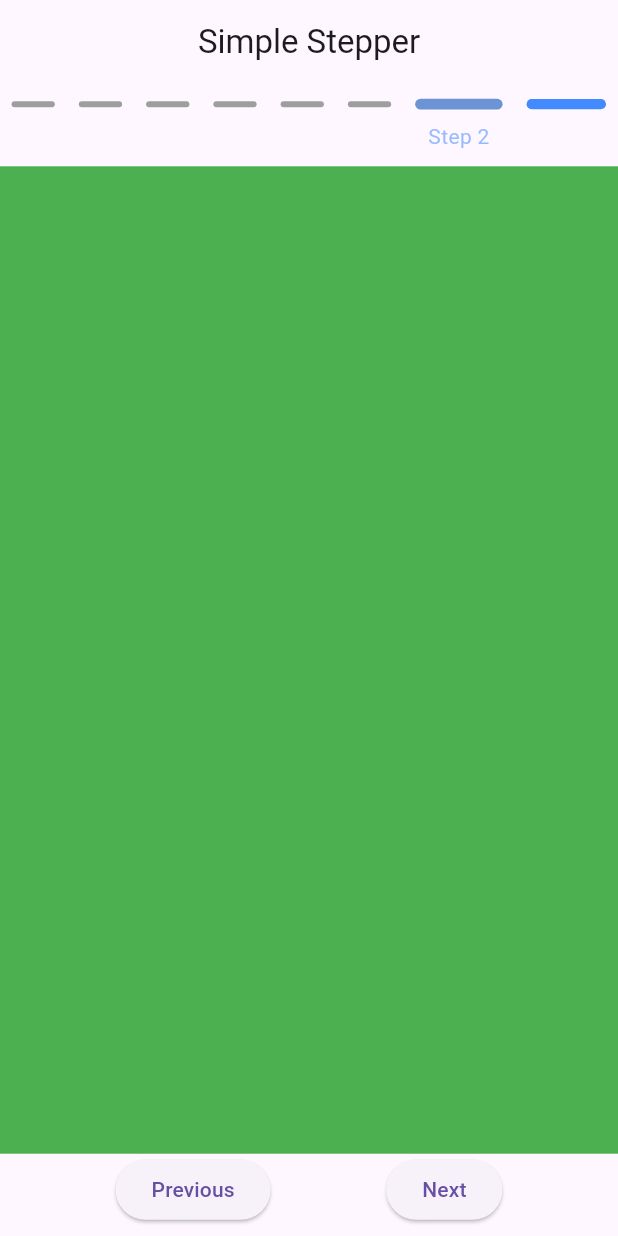
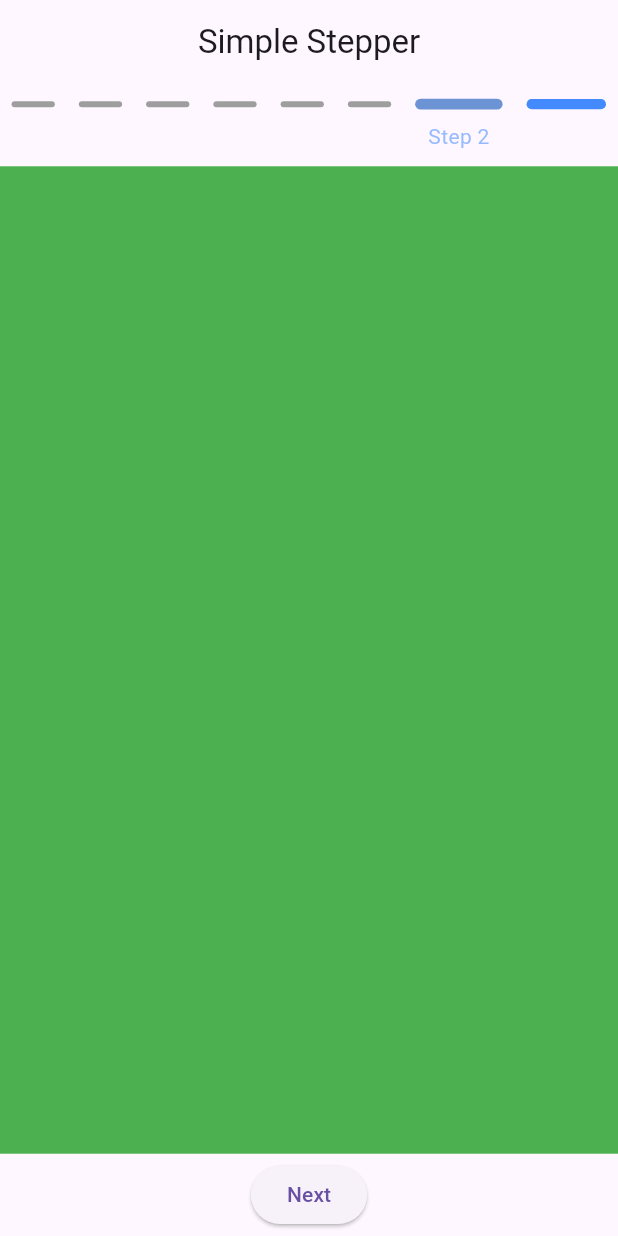
Before and after one commit to Ramtinmoradi/simple_flutter_stepper, a Flutter app: the screen it shows after launch, after a tap on "Next", on a phone screen of 412 x 824 dp. Run offline on Flutter 3.47's test engine with Material 3 defaults, Android fonts, the phone set to English and light mode, and no system bars.

Commit message:
Chore: fix bug of previuse button

```diff
--- a/example/lib/main.dart
+++ b/example/lib/main.dart
@@ -46,6 +46,7 @@ class _MyAppState extends State<MyApp> {
     return MaterialApp(
       debugShowCheckedModeBanner: false,
       home: SimpleFlutterStepper(
+        buttonPadding: const EdgeInsets.all(8),
         nextOnTap: () => goToStep(currentStep + 1),
         previousOnTap: () => goToStep(currentStep - 1),
         itemCount: 8,
@@ -68,7 +69,7 @@ class _MyAppState extends State<MyApp> {
           centerTitle: true,
           title: const Text('Simple Stepper'),
         ),
-        previousButtonTitle: 'Previous',
+        previousButtonTitle: currentStep == 0 ? 'Previous' : null,
         nextButtonTitle: 'Next',
         bodyChild: Container(
           color: getColor(currentStep),
--- a/example/pubspec.yaml
+++ b/example/pubspec.yaml
@@ -27,7 +27,7 @@ flutter:
   uses-material-design: true
 
   assets:
-    - example/assets/simple_flutter_stepper.gif
+    - assets/simple_flutter_stepper.gif
   #   - images/a_dot_ham.jpeg
 
   # fonts:
--- a/lib/simple_flutter_stepper.dart
+++ b/lib/simple_flutter_stepper.dart
@@ -26,6 +26,7 @@ class SimpleFlutterStepper extends StatefulWidget {
     required this.itemCount,
     required this.activeStep,
     required this.bodyChild,
+    required this.buttonPadding,
   });
 
   ///The Color for active step
@@ -90,6 +91,9 @@ class SimpleFlutterStepper extends StatefulWidget {
 
   ///Style of previous button
   final ButtonStyle? previousButtonStyle;
+
+  ///The padding for buttons
+  final EdgeInsetsGeometry buttonPadding;
 
   @override
   State<SimpleFlutterStepper> createState() => _SimpleFlutterStepperState();
@@ -216,12 +220,12 @@ class _SimpleFlutterStepperState extends State<SimpleFlutterStepper>
               ),
               Flexible(
                 flex: 1,
+                child: Padding(
+                  padding: widget.buttonPadding,
                   child: Row(
                     mainAxisAlignment: MainAxisAlignment.spaceEvenly,
                     children: [
-                    Visibility(
-                      visible: widget.nextButtonTitle != null,
-                      child: ElevatedButton(
+                      ElevatedButton(
                         style: widget.nextButtonStyle,
                         onPressed: () {
                           setState(() {
@@ -234,10 +238,9 @@ class _SimpleFlutterStepperState extends State<SimpleFlutterStepper>
                           style: widget.nextButtonTextStyle,
                         ),
                       ),
-                    ),
-                    Visibility(
-                      visible: widget.previousButtonTitle != null,
-                      child: ElevatedButton(
+                      if (widget.previousButtonTitle != null &&
+                          widget.previousButtonTitle != '')
+                        ElevatedButton(
                           style: widget.previousButtonStyle,
                           onPressed: () {
                             setState(() {
@@ -251,8 +254,8 @@ class _SimpleFlutterStepperState extends State<SimpleFlutterStepper>
                             style: widget.previousButtonTextStyle,
                           ),
                         ),
+                    ],
                   ),
-                  ],
                 ),
               ),
             ],
--- a/pubspec.yaml
+++ b/pubspec.yaml
@@ -1,6 +1,6 @@
 name: simple_flutter_stepper
 description: "A simple package to make a stepper easily and quickly. Using the simplest methods and better customizations."
-version: 0.0.7
+version: 0.0.9
 homepage: https://github.com/Ramtinmoradi/simple_flutter_stepper.git
 repository: https://github.com/Ramtinmoradi/simple_flutter_stepper.git
 license: MIT
```
Also changed, not shown: example/pubspec.lock, 2 other files. Lines whose indentation alone changed are shown as unchanged.
